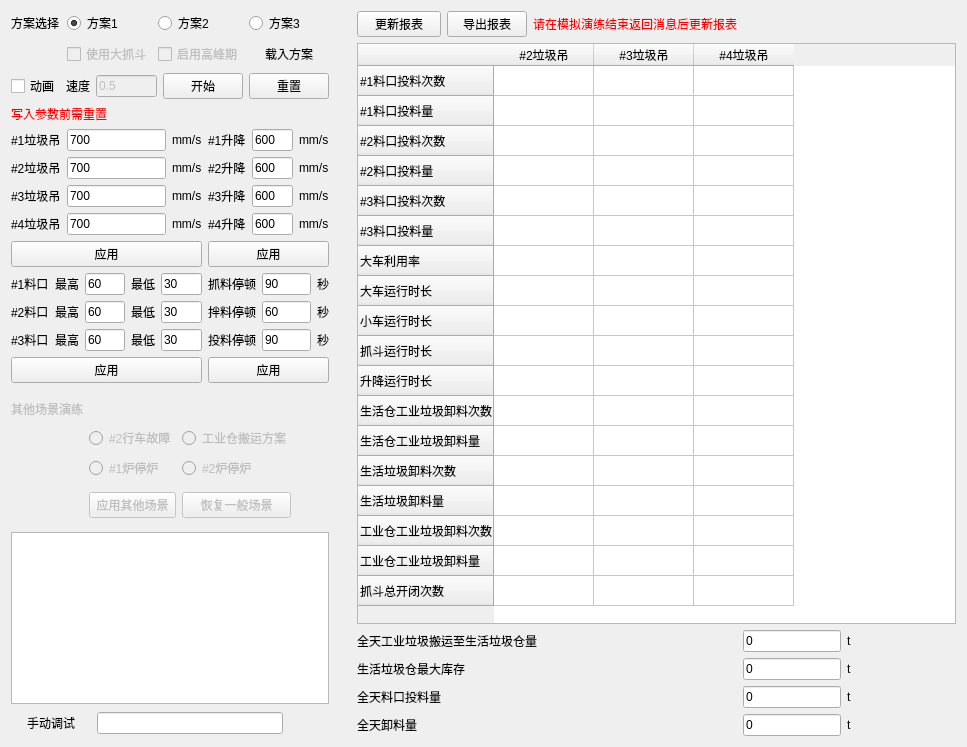
Above: QuestClient/QuestClient.ui from Ohto-Ai-Dev/QuestCommandSender before the change. Below: the same form after it.
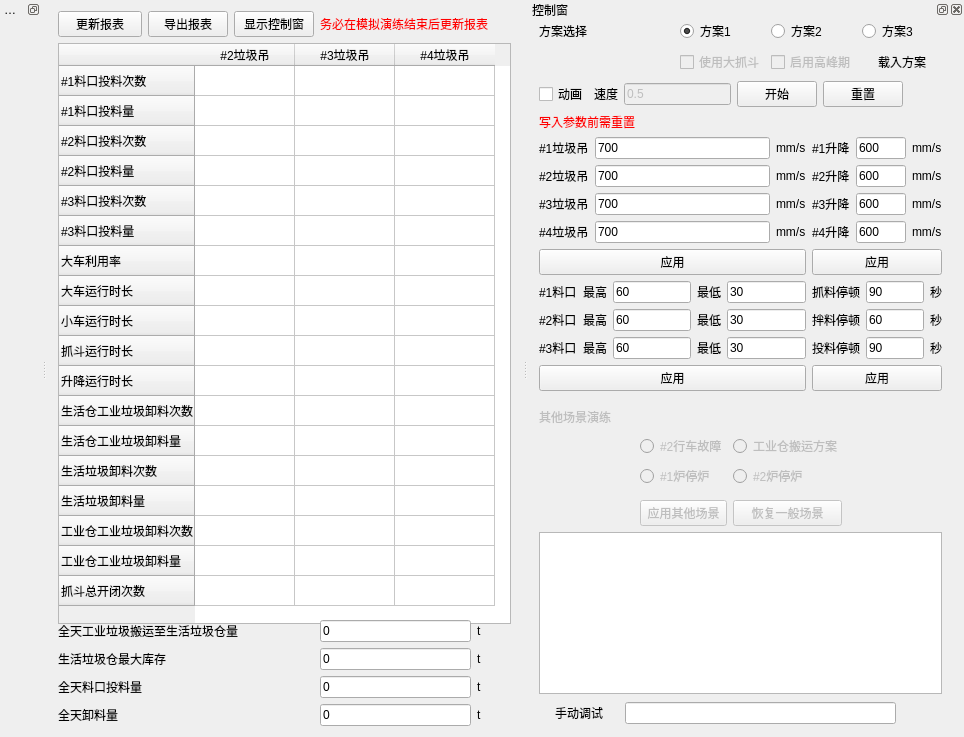
That is the form after the change. Icons and pictures are not drawn.

Commit message: 添加嵌入式窗口

Diff of the .ui file:
```diff
--- a/QuestClient/QuestClient.ui
+++ b/QuestClient/QuestClient.ui
@@ -6,8 +6,8 @@
    <rect>
     <x>0</x>
     <y>0</y>
-    <width>967</width>
-    <height>747</height>
+    <width>964</width>
+    <height>733</height>
    </rect>
   </property>
   <property name="windowTitle">
@@ -29,6 +29,644 @@
   <widget class="QWidget" name="centralWidget">
    <layout class="QHBoxLayout" name="horizontalLayout_2">
     <item>
+     <widget class="QWidget" name="reportWidget" native="true">
+      <property name="minimumSize">
+       <size>
+        <width>453</width>
+        <height>715</height>
+       </size>
+      </property>
+      <property name="maximumSize">
+       <size>
+        <width>453</width>
+        <height>16777215</height>
+       </size>
+      </property>
+      <layout class="QGridLayout" name="gridLayout_3">
+       <property name="leftMargin">
+        <number>0</number>
+       </property>
+       <property name="topMargin">
+        <number>0</number>
+       </property>
+       <property name="rightMargin">
+        <number>0</number>
+       </property>
+       <property name="bottomMargin">
+        <number>0</number>
+       </property>
+       <item row="0" column="0">
+        <widget class="QPushButton" name="updateReport">
+         <property name="text">
+          <string>更新报表</string>
+         </property>
+         <property name="icon">
+          <iconset resource="QuestClient.qrc">
+           <normaloff>:/QuestClient/res/update.png</normaloff>:/QuestClient/res/update.png</iconset>
+         </property>
+        </widget>
+       </item>
+       <item row="0" column="1">
+        <widget class="QPushButton" name="exportReport">
+         <property name="text">
+          <string>导出报表</string>
+         </property>
+         <property name="icon">
+          <iconset resource="QuestClient.qrc">
+           <normaloff>:/QuestClient/res/excel.png</normaloff>:/QuestClient/res/excel.png</iconset>
+         </property>
+        </widget>
+       </item>
+       <item row="0" column="2">
+        <widget class="QPushButton" name="showControlWidget">
+         <property name="text">
+          <string>显示控制窗</string>
+         </property>
+        </widget>
+       </item>
+       <item row="0" column="3" colspan="3">
+        <widget class="QLabel" name="updateTip">
+         <property name="text">
+          <string>务必在模拟演练结束后更新报表</string>
+         </property>
+        </widget>
+       </item>
+       <item row="0" column="6">
+        <spacer name="horizontalSpacer">
+         <property name="orientation">
+          <enum>Qt::Horizontal</enum>
+         </property>
+         <property name="sizeHint" stdset="0">
+          <size>
+           <width>797</width>
+           <height>20</height>
+          </size>
+         </property>
+        </spacer>
+       </item>
+       <item row="1" column="0" colspan="7">
+        <widget class="QTableWidget" name="agvReportTable">
+         <property name="minimumSize">
+          <size>
+           <width>453</width>
+           <height>581</height>
+          </size>
+         </property>
+         <property name="maximumSize">
+          <size>
+           <width>453</width>
+           <height>16777215</height>
+          </size>
+         </property>
+         <property name="editTriggers">
+          <set>QAbstractItemView::NoEditTriggers</set>
+         </property>
+         <property name="verticalScrollMode">
+          <enum>QAbstractItemView::ScrollPerPixel</enum>
+         </property>
+         <row>
+          <property name="text">
+           <string>#1料口投料次数</string>
+          </property>
+         </row>
+         <row>
+          <property name="text">
+           <string>#1料口投料量</string>
+          </property>
+         </row>
+         <row>
+          <property name="text">
+           <string>#2料口投料次数</string>
+          </property>
+         </row>
+         <row>
+          <property name="text">
+           <string>#2料口投料量</string>
+          </property>
+         </row>
+         <row>
+          <property name="text">
+           <string>#3料口投料次数</string>
+          </property>
+         </row>
+         <row>
+          <property name="text">
+           <string>#3料口投料量</string>
+          </property>
+         </row>
+         <row>
+          <property name="text">
+           <string>大车利用率</string>
+          </property>
+         </row>
+         <row>
+          <property name="text">
+           <string>大车运行时长</string>
+          </property>
+         </row>
+         <row>
+          <property name="text">
+           <string>小车运行时长</string>
+          </property>
+         </row>
+         <row>
+          <property name="text">
+           <string>抓斗运行时长</string>
+          </property>
+         </row>
+         <row>
+          <property name="text">
+           <string>升降运行时长</string>
+          </property>
+         </row>
+         <row>
+          <property name="text">
+           <string>生活仓工业垃圾卸料次数</string>
+          </property>
+         </row>
+         <row>
+          <property name="text">
+           <string>生活仓工业垃圾卸料量</string>
+          </property>
+         </row>
+         <row>
+          <property name="text">
+           <string>生活垃圾卸料次数</string>
+          </property>
+         </row>
+         <row>
+          <property name="text">
+           <string>生活垃圾卸料量</string>
+          </property>
+         </row>
+         <row>
+          <property name="text">
+           <string>工业仓工业垃圾卸料次数</string>
+          </property>
+         </row>
+         <row>
+          <property name="text">
+           <string>工业仓工业垃圾卸料量</string>
+          </property>
+         </row>
+         <row>
+          <property name="text">
+           <string>抓斗总开闭次数</string>
+          </property>
+         </row>
+         <column>
+          <property name="text">
+           <string>#2垃圾吊</string>
+          </property>
+         </column>
+         <column>
+          <property name="text">
+           <string>#3垃圾吊</string>
+          </property>
+         </column>
+         <column>
+          <property name="text">
+           <string>#4垃圾吊</string>
+          </property>
+         </column>
+         <item row="0" column="0">
+          <property name="text">
+           <string/>
+          </property>
+         </item>
+         <item row="0" column="1">
+          <property name="text">
+           <string/>
+          </property>
+         </item>
+         <item row="0" column="2">
+          <property name="text">
+           <string/>
+          </property>
+         </item>
+         <item row="1" column="0">
+          <property name="text">
+           <string/>
+          </property>
+         </item>
+         <item row="1" column="1">
+          <property name="text">
+           <string/>
+          </property>
+         </item>
+         <item row="1" column="2">
+          <property name="text">
+           <string/>
+          </property>
+         </item>
+         <item row="2" column="0">
+          <property name="text">
+           <string/>
+          </property>
+         </item>
+         <item row="2" column="1">
+          <property name="text">
+           <string/>
+          </property>
+         </item>
+         <item row="2" column="2">
+          <property name="text">
+           <string/>
+          </property>
+         </item>
+         <item row="3" column="0">
+          <property name="text">
+           <string/>
+          </property>
+         </item>
+         <item row="3" column="1">
+          <property name="text">
+           <string/>
+          </property>
+         </item>
+         <item row="3" column="2">
+          <property name="text">
+           <string/>
+          </property>
+         </item>
+         <item row="4" column="0">
+          <property name="text">
+           <string/>
+          </property>
+         </item>
+         <item row="4" column="1">
+          <property name="text">
+           <string/>
+          </property>
+         </item>
+         <item row="4" column="2">
+          <property name="text">
+           <string/>
+          </property>
+         </item>
+         <item row="5" column="0">
+          <property name="text">
+           <string/>
+          </property>
+         </item>
+         <item row="5" column="1">
+          <property name="text">
+           <string/>
+          </property>
+         </item>
+         <item row="5" column="2">
+          <property name="text">
+           <string/>
+          </property>
+         </item>
+         <item row="6" column="0">
+          <property name="text">
+           <string/>
+          </property>
+         </item>
+         <item row="6" column="1">
+          <property name="text">
+           <string/>
+          </property>
+         </item>
+         <item row="6" column="2">
+          <property name="text">
+           <string/>
+          </property>
+         </item>
+         <item row="7" column="0">
+          <property name="text">
+           <string/>
+          </property>
+         </item>
+         <item row="7" column="1">
+          <property name="text">
+           <string/>
+          </property>
+         </item>
+         <item row="7" column="2">
+          <property name="text">
+           <string/>
+          </property>
+         </item>
+         <item row="8" column="0">
+          <property name="text">
+           <string/>
+          </property>
+         </item>
+         <item row="8" column="1">
+          <property name="text">
+           <string/>
+          </property>
+         </item>
+         <item row="8" column="2">
+          <property name="text">
+           <string/>
+          </property>
+         </item>
+         <item row="9" column="0">
+          <property name="text">
+           <string/>
+          </property>
+         </item>
+         <item row="9" column="1">
+          <property name="text">
+           <string/>
+          </property>
+         </item>
+         <item row="9" column="2">
+          <property name="text">
+           <string/>
+          </property>
+         </item>
+         <item row="10" column="0">
+          <property name="text">
+           <string/>
+          </property>
+         </item>
+         <item row="10" column="1">
+          <property name="text">
+           <string/>
+          </property>
+         </item>
+         <item row="10" column="2">
+          <property name="text">
+           <string/>
+          </property>
+         </item>
+         <item row="11" column="0">
+          <property name="text">
+           <string/>
+          </property>
+         </item>
+         <item row="11" column="1">
+          <property name="text">
+           <string/>
+          </property>
+         </item>
+         <item row="11" column="2">
+          <property name="text">
+           <string/>
+          </property>
+         </item>
+         <item row="12" column="0">
+          <property name="text">
+           <string/>
+          </property>
+         </item>
+         <item row="12" column="1">
+          <property name="text">
+           <string/>
+          </property>
+         </item>
+         <item row="12" column="2">
+          <property name="text">
+           <string/>
+          </property>
+         </item>
+         <item row="13" column="0">
+          <property name="text">
+           <string/>
+          </property>
+         </item>
+         <item row="13" column="1">
+          <property name="text">
+           <string/>
+          </property>
+         </item>
+         <item row="13" column="2">
+          <property name="text">
+           <string/>
+          </property>
+         </item>
+         <item row="14" column="0">
+          <property name="text">
+           <string/>
+          </property>
+         </item>
+         <item row="14" column="1">
+          <property name="text">
+           <string/>
+          </property>
+         </item>
+         <item row="14" column="2">
+          <property name="text">
+           <string/>
+          </property>
+         </item>
+         <item row="15" column="0">
+          <property name="text">
+           <string/>
+          </property>
+         </item>
+         <item row="15" column="1">
+          <property name="text">
+           <string/>
+          </property>
+         </item>
+         <item row="15" column="2">
+          <property name="text">
+           <string/>
+          </property>
+         </item>
+         <item row="16" column="0">
+          <property name="text">
+           <string/>
+          </property>
+         </item>
+         <item row="16" column="1">
+          <property name="text">
+           <string/>
+          </property>
+         </item>
+         <item row="16" column="2">
+          <property name="text">
+           <string/>
+          </property>
+         </item>
+         <item row="17" column="0">
+          <property name="text">
+           <string/>
+          </property>
+         </item>
+         <item row="17" column="1">
+          <property name="text">
+           <string/>
+          </property>
+         </item>
+         <item row="17" column="2">
+          <property name="text">
+           <string/>
+          </property>
+         </item>
+        </widget>
+       </item>
+       <item row="2" column="0" colspan="3">
+        <widget class="QLabel" name="labelDgyTotal">
+         <property name="text">
+          <string>全天工业垃圾搬运至生活垃圾仓量</string>
+         </property>
+        </widget>
+       </item>
+       <item row="2" column="3">
+        <widget class="QLineEdit" name="dgyTotal">
+         <property name="text">
+          <string>0</string>
+         </property>
+         <property name="readOnly">
+          <bool>true</bool>
+         </property>
+        </widget>
+       </item>
+       <item row="2" column="4">
+        <widget class="QLabel" name="label_35">
+         <property name="text">
+          <string>t</string>
+         </property>
+        </widget>
+       </item>
+       <item row="2" column="5" colspan="2">
+        <spacer name="horizontalSpacer_2">
+         <property name="orientation">
+          <enum>Qt::Horizontal</enum>
+         </property>
+         <property name="sizeHint" stdset="0">
+          <size>
+           <width>136</width>
+           <height>20</height>
+          </size>
+         </property>
+        </spacer>
+       </item>
+       <item row="3" column="0" colspan="2">
+        <widget class="QLabel" name="labelLiaocangTotal">
+         <property name="text">
+          <string>生活垃圾仓最大库存</string>
+         </property>
+        </widget>
+       </item>
+       <item row="3" column="3">
+        <widget class="QLineEdit" name="liaocangTotal">
+         <property name="text">
+          <string>0</string>
+         </property>
+         <property name="readOnly">
+          <bool>true</bool>
+         </property>
+        </widget>
+       </item>
+       <item row="3" column="4">
+        <widget class="QLabel" name="label_34">
+         <property name="text">
+          <string>t</string>
+         </property>
+        </widget>
+       </item>
+       <item row="3" column="5" colspan="2">
+        <spacer name="horizontalSpacer_4">
+         <property name="orientation">
+          <enum>Qt::Horizontal</enum>
+         </property>
+         <property name="sizeHint" stdset="0">
+          <size>
+           <width>136</width>
+           <height>20</height>
+          </size>
+         </property>
+        </spacer>
+       </item>
+       <item row="4" column="0">
+        <widget class="QLabel" name="labelTouluTotal">
+         <property name="text">
+          <string>全天料口投料量</string>
+         </property>
+        </widget>
+       </item>
+       <item row="4" column="3">
+        <widget class="QLineEdit" name="touluTotal">
+         <property name="text">
+          <string>0</string>
+         </property>
+         <property name="readOnly">
+          <bool>true</bool>
+         </property>
+        </widget>
+       </item>
+       <item row="4" column="4">
+        <widget class="QLabel" name="label_33">
+         <property name="text">
+          <string>t</string>
+         </property>
+        </widget>
+       </item>
+       <item row="4" column="5" colspan="2">
+        <spacer name="horizontalSpacer_5">
+         <property name="orientation">
+          <enum>Qt::Horizontal</enum>
+         </property>
+         <property name="sizeHint" stdset="0">
+          <size>
+           <width>136</width>
+           <height>20</height>
+          </size>
+         </property>
+        </spacer>
+       </item>
+       <item row="5" column="0">
+        <widget class="QLabel" name="labelXieliaoTotal">
+         <property name="text">
+          <string>全天卸料量</string>
+         </property>
+        </widget>
+       </item>
+       <item row="5" column="3">
+        <widget class="QLineEdit" name="xieliaoTotal">
+         <property name="text">
+          <string>0</string>
+         </property>
+         <property name="readOnly">
+          <bool>true</bool>
+         </property>
+        </widget>
+       </item>
+       <item row="5" column="4">
+        <widget class="QLabel" name="label_31">
+         <property name="text">
+          <string>t</string>
+         </property>
+        </widget>
+       </item>
+       <item row="5" column="5" colspan="2">
+        <spacer name="horizontalSpacer_8">
+         <property name="orientation">
+          <enum>Qt::Horizontal</enum>
+         </property>
+         <property name="sizeHint" stdset="0">
+          <size>
+           <width>47</width>
+           <height>20</height>
+          </size>
+         </property>
+        </spacer>
+       </item>
+      </layout>
+     </widget>
+    </item>
+   </layout>
+  </widget>
+  <widget class="QDockWidget" name="controlDockWidget">
+   <property name="windowTitle">
+    <string>控制窗</string>
+   </property>
+   <attribute name="dockWidgetArea">
+    <number>2</number>
+   </attribute>
+   <widget class="QWidget" name="dockWidgetContents">
+    <layout class="QGridLayout" name="gridLayout_6">
+     <property name="topMargin">
+      <number>0</number>
+     </property>
+     <item row="0" column="0">
      <widget class="QWidget" name="leftWidget" native="true">
       <property name="enabled">
        <bool>true</bool>
@@ -1020,603 +1658,22 @@
       </layout>
      </widget>
     </item>
-    <item>
-     <widget class="QWidget" name="reportWidget" native="true">
-      <layout class="QGridLayout" name="gridLayout_3">
-       <property name="topMargin">
-        <number>0</number>
-       </property>
-       <property name="rightMargin">
-        <number>0</number>
-       </property>
-       <property name="bottomMargin">
-        <number>0</number>
-       </property>
-       <item row="0" column="0">
-        <widget class="QPushButton" name="updateReport">
-         <property name="text">
-          <string>更新报表</string>
-         </property>
-         <property name="icon">
-          <iconset resource="QuestClient.qrc">
-           <normaloff>:/QuestClient/res/update.png</normaloff>:/QuestClient/res/update.png</iconset>
-         </property>
-        </widget>
-       </item>
-       <item row="0" column="1">
-        <widget class="QPushButton" name="exportReport">
-         <property name="text">
-          <string>导出报表</string>
-         </property>
-         <property name="icon">
-          <iconset resource="QuestClient.qrc">
-           <normaloff>:/QuestClient/res/excel.png</normaloff>:/QuestClient/res/excel.png</iconset>
-         </property>
-        </widget>
-       </item>
-       <item row="0" column="2">
-        <widget class="QLabel" name="updateTip">
-         <property name="text">
-          <string>请在模拟演练结束返回消息后更新报表</string>
-         </property>
-        </widget>
-       </item>
-       <item row="0" column="3" colspan="3">
-        <spacer name="horizontalSpacer">
-         <property name="orientation">
-          <enum>Qt::Horizontal</enum>
-         </property>
-         <property name="sizeHint" stdset="0">
-          <size>
-           <width>797</width>
-           <height>20</height>
-          </size>
-         </property>
-        </spacer>
-       </item>
-       <item row="1" column="0" colspan="6">
-        <widget class="QTableWidget" name="agvReportTable">
-         <property name="minimumSize">
-          <size>
-           <width>453</width>
-           <height>457</height>
-          </size>
-         </property>
-         <property name="editTriggers">
-          <set>QAbstractItemView::NoEditTriggers</set>
-         </property>
-         <property name="verticalScrollMode">
-          <enum>QAbstractItemView::ScrollPerPixel</enum>
-         </property>
-         <row>
-          <property name="text">
-           <string>#1料口投料次数</string>
-          </property>
-         </row>
-         <row>
-          <property name="text">
-           <string>#1料口投料量</string>
-          </property>
-         </row>
-         <row>
-          <property name="text">
-           <string>#2料口投料次数</string>
-          </property>
-         </row>
-         <row>
-          <property name="text">
-           <string>#2料口投料量</string>
-          </property>
-         </row>
-         <row>
-          <property name="text">
-           <string>#3料口投料次数</string>
-          </property>
-         </row>
-         <row>
-          <property name="text">
-           <string>#3料口投料量</string>
-          </property>
-         </row>
-         <row>
-          <property name="text">
-           <string>大车利用率</string>
-          </property>
-         </row>
-         <row>
-          <property name="text">
-           <string>大车运行时长</string>
-          </property>
-         </row>
-         <row>
-          <property name="text">
-           <string>小车运行时长</string>
-          </property>
-         </row>
-         <row>
-          <property name="text">
-           <string>抓斗运行时长</string>
-          </property>
-         </row>
-         <row>
-          <property name="text">
-           <string>升降运行时长</string>
-          </property>
-         </row>
-         <row>
-          <property name="text">
-           <string>生活仓工业垃圾卸料次数</string>
-          </property>
-         </row>
-         <row>
-          <property name="text">
-           <string>生活仓工业垃圾卸料量</string>
-          </property>
-         </row>
-         <row>
-          <property name="text">
-           <string>生活垃圾卸料次数</string>
-          </property>
-         </row>
-         <row>
-          <property name="text">
-           <string>生活垃圾卸料量</string>
-          </property>
-         </row>
-         <row>
-          <property name="text">
-           <string>工业仓工业垃圾卸料次数</string>
-          </property>
-         </row>
-         <row>
-          <property name="text">
-           <string>工业仓工业垃圾卸料量</string>
-          </property>
-         </row>
-         <row>
-          <property name="text">
-           <string>抓斗总开闭次数</string>
-          </property>
-         </row>
-         <column>
-          <property name="text">
-           <string>#2垃圾吊</string>
-          </property>
-         </column>
-         <column>
-          <property name="text">
-           <string>#3垃圾吊</string>
-          </property>
-         </column>
-         <column>
-          <property name="text">
-           <string>#4垃圾吊</string>
-          </property>
-         </column>
-         <item row="0" column="0">
-          <property name="text">
-           <string/>
-          </property>
-         </item>
-         <item row="0" column="1">
-          <property name="text">
-           <string/>
-          </property>
-         </item>
-         <item row="0" column="2">
-          <property name="text">
-           <string/>
-          </property>
-         </item>
-         <item row="1" column="0">
-          <property name="text">
-           <string/>
-          </property>
-         </item>
-         <item row="1" column="1">
-          <property name="text">
-           <string/>
-          </property>
-         </item>
-         <item row="1" column="2">
-          <property name="text">
-           <string/>
-          </property>
-         </item>
-         <item row="2" column="0">
-          <property name="text">
-           <string/>
-          </property>
-         </item>
-         <item row="2" column="1">
-          <property name="text">
-           <string/>
-          </property>
-         </item>
-         <item row="2" column="2">
-          <property name="text">
-           <string/>
-          </property>
-         </item>
-         <item row="3" column="0">
-          <property name="text">
-           <string/>
-          </property>
-         </item>
-         <item row="3" column="1">
-          <property name="text">
-           <string/>
-          </property>
-         </item>
-         <item row="3" column="2">
-          <property name="text">
-           <string/>
-          </property>
-         </item>
-         <item row="4" column="0">
-          <property name="text">
-           <string/>
-          </property>
-         </item>
-         <item row="4" column="1">
-          <property name="text">
-           <string/>
-          </property>
-         </item>
-         <item row="4" column="2">
-          <property name="text">
-           <string/>
-          </property>
-         </item>
-         <item row="5" column="0">
-          <property name="text">
-           <string/>
-          </property>
-         </item>
-         <item row="5" column="1">
-          <property name="text">
-           <string/>
-          </property>
-         </item>
-         <item row="5" column="2">
-          <property name="text">
-           <string/>
-          </property>
-         </item>
-         <item row="6" column="0">
-          <property name="text">
-           <string/>
-          </property>
-         </item>
-         <item row="6" column="1">
-          <property name="text">
-           <string/>
-          </property>
-         </item>
-         <item row="6" column="2">
-          <property name="text">
-           <string/>
-          </property>
-         </item>
-         <item row="7" column="0">
-          <property name="text">
-           <string/>
-          </property>
-         </item>
-         <item row="7" column="1">
-          <property name="text">
-           <string/>
-          </property>
-         </item>
-         <item row="7" column="2">
-          <property name="text">
-           <string/>
-          </property>
-         </item>
-         <item row="8" column="0">
-          <property name="text">
-           <string/>
-          </property>
-         </item>
-         <item row="8" column="1">
-          <property name="text">
-           <string/>
-          </property>
-         </item>
-         <item row="8" column="2">
-          <property name="text">
-           <string/>
-          </property>
-         </item>
-         <item row="9" column="0">
-          <property name="text">
-           <string/>
-          </property>
-         </item>
-         <item row="9" column="1">
-          <property name="text">
-           <string/>
-          </property>
-         </item>
-         <item row="9" column="2">
-          <property name="text">
-           <string/>
-          </property>
-         </item>
-         <item row="10" column="0">
-          <property name="text">
-           <string/>
-          </property>
-         </item>
-         <item row="10" column="1">
-          <property name="text">
-           <string/>
-          </property>
-         </item>
-         <item row="10" column="2">
-          <property name="text">
-           <string/>
-          </property>
-         </item>
-         <item row="11" column="0">
-          <property name="text">
-           <string/>
-          </property>
-         </item>
-         <item row="11" column="1">
-          <property name="text">
-           <string/>
-          </property>
-         </item>
-         <item row="11" column="2">
-          <property name="text">
-           <string/>
-          </property>
-         </item>
-         <item row="12" column="0">
-          <property name="text">
-           <string/>
-          </property>
-         </item>
-         <item row="12" column="1">
-          <property name="text">
-           <string/>
-          </property>
-         </item>
-         <item row="12" column="2">
-          <property name="text">
-           <string/>
-          </property>
-         </item>
-         <item row="13" column="0">
-          <property name="text">
-           <string/>
-          </property>
-         </item>
-         <item row="13" column="1">
-          <property name="text">
-           <string/>
-          </property>
-         </item>
-         <item row="13" column="2">
-          <property name="text">
-           <string/>
-          </property>
-         </item>
-         <item row="14" column="0">
-          <property name="text">
-           <string/>
-          </property>
-         </item>
-         <item row="14" column="1">
-          <property name="text">
-           <string/>
-          </property>
-         </item>
-         <item row="14" column="2">
-          <property name="text">
-           <string/>
-          </property>
-         </item>
-         <item row="15" column="0">
-          <property name="text">
-           <string/>
-          </property>
-         </item>
-         <item row="15" column="1">
-          <property name="text">
-           <string/>
-          </property>
-         </item>
-         <item row="15" column="2">
-          <property name="text">
-           <string/>
-          </property>
-         </item>
-         <item row="16" column="0">
-          <property name="text">
-           <string/>
-          </property>
-         </item>
-         <item row="16" column="1">
-          <property name="text">
-           <string/>
-          </property>
-         </item>
-         <item row="16" column="2">
-          <property name="text">
-           <string/>
-          </property>
-         </item>
-         <item row="17" column="0">
-          <property name="text">
-           <string/>
-          </property>
-         </item>
-         <item row="17" column="1">
-          <property name="text">
-           <string/>
-          </property>
-         </item>
-         <item row="17" column="2">
-          <property name="text">
-           <string/>
-          </property>
-         </item>
-        </widget>
-       </item>
-       <item row="2" column="0" colspan="3">
-        <widget class="QLabel" name="labelDgyTotal">
-         <property name="text">
-          <string>全天工业垃圾搬运至生活垃圾仓量</string>
-         </property>
-        </widget>
-       </item>
-       <item row="2" column="3">
-        <widget class="QLineEdit" name="dgyTotal">
-         <property name="text">
-          <string>0</string>
-         </property>
-         <property name="readOnly">
-          <bool>true</bool>
-         </property>
-        </widget>
-       </item>
-       <item row="2" column="4">
-        <widget class="QLabel" name="label_35">
-         <property name="text">
-          <string>t</string>
-         </property>
-        </widget>
-       </item>
-       <item row="2" column="5">
-        <spacer name="horizontalSpacer_2">
-         <property name="orientation">
-          <enum>Qt::Horizontal</enum>
-         </property>
-         <property name="sizeHint" stdset="0">
-          <size>
-           <width>136</width>
-           <height>20</height>
-          </size>
-         </property>
-        </spacer>
-       </item>
-       <item row="3" column="0" colspan="2">
-        <widget class="QLabel" name="labelLiaocangTotal">
-         <property name="text">
-          <string>生活垃圾仓最大库存</string>
-         </property>
-        </widget>
-       </item>
-       <item row="3" column="3">
-        <widget class="QLineEdit" name="liaocangTotal">
-         <property name="text">
-          <string>0</string>
-         </property>
-         <property name="readOnly">
-          <bool>true</bool>
-         </property>
-        </widget>
-       </item>
-       <item row="3" column="4">
-        <widget class="QLabel" name="label_34">
-         <property name="text">
-          <string>t</string>
-         </property>
-        </widget>
-       </item>
-       <item row="3" column="5">
-        <spacer name="horizontalSpacer_4">
-         <property name="orientation">
-          <enum>Qt::Horizontal</enum>
-         </property>
-         <property name="sizeHint" stdset="0">
-          <size>
-           <width>136</width>
-           <height>20</height>
-          </size>
-         </property>
-        </spacer>
-       </item>
-       <item row="4" column="0">
-        <widget class="QLabel" name="labelTouluTotal">
-         <property name="text">
-          <string>全天料口投料量</string>
-         </property>
-        </widget>
-       </item>
-       <item row="4" column="3">
-        <widget class="QLineEdit" name="touluTotal">
-         <property name="text">
-          <string>0</string>
-         </property>
-         <property name="readOnly">
-          <bool>true</bool>
-         </property>
-        </widget>
-       </item>
-       <item row="4" column="4">
-        <widget class="QLabel" name="label_33">
-         <property name="text">
-          <string>t</string>
-         </property>
-        </widget>
-       </item>
-       <item row="4" column="5">
-        <spacer name="horizontalSpacer_5">
-         <property name="orientation">
-          <enum>Qt::Horizontal</enum>
-         </property>
-         <property name="sizeHint" stdset="0">
-          <size>
-           <width>136</width>
-           <height>20</height>
-          </size>
-         </property>
-        </spacer>
-       </item>
-       <item row="5" column="0">
-        <widget class="QLabel" name="labelXieliaoTotal">
-         <property name="text">
-          <string>全天卸料量</string>
-         </property>
-        </widget>
-       </item>
-       <item row="5" column="3">
-        <widget class="QLineEdit" name="xieliaoTotal">
-         <property name="text">
-          <string>0</string>
-         </property>
-         <property name="readOnly">
-          <bool>true</bool>
-         </property>
-        </widget>
-       </item>
-       <item row="5" column="4">
-        <widget class="QLabel" name="label_31">
-         <property name="text">
-          <string>t</string>
-         </property>
-        </widget>
-       </item>
-       <item row="5" column="5">
-        <spacer name="horizontalSpacer_8">
-         <property name="orientation">
-          <enum>Qt::Horizontal</enum>
-         </property>
-         <property name="sizeHint" stdset="0">
-          <size>
-           <width>47</width>
-           <height>20</height>
-          </size>
-         </property>
-        </spacer>
-       </item>
-      </layout>
-     </widget>
-    </item>
-   </layout>
+    </layout>
+   </widget>
+  </widget>
+  <widget class="QDockWidget" name="animDockWidget">
+   <property name="features">
+    <set>QDockWidget::DockWidgetFloatable|QDockWidget::DockWidgetMovable</set>
+   </property>
+   <property name="windowTitle">
+    <string>动画窗口</string>
+   </property>
+   <attribute name="dockWidgetArea">
+    <number>1</number>
+   </attribute>
+   <widget class="QWidget" name="animWidget">
+    <layout class="QGridLayout" name="animGridLayout"/>
+   </widget>
   </widget>
  </widget>
  <layoutdefault spacing="6" margin="11"/>
```
Lines whose indentation alone changed are shown as unchanged. The commit also changes 3 other files.
